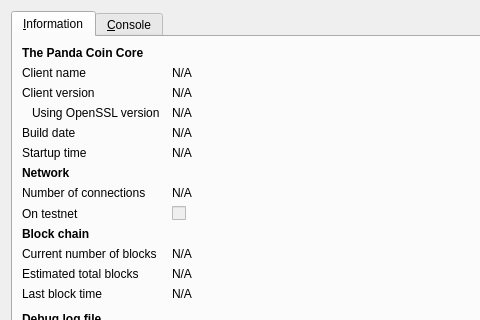
First picture: the form in src/qt/forms/rpcconsole.ui, repository ChristCoin7/christcoin, before the edit; both pictures show x 0 to 480 and y 0 to 320 of the 740 by 450 pixel window.
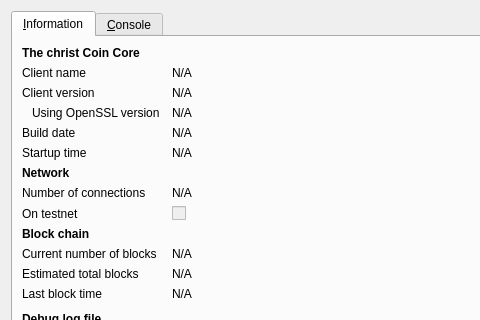
Second picture: the form after the edit. Icons and pictures are not drawn.

```diff
--- a/src/qt/forms/rpcconsole.ui
+++ b/src/qt/forms/rpcconsole.ui
@@ -36,7 +36,7 @@
           </font>
          </property>
          <property name="text">
-          <string>The Panda Coin Core</string>
+          <string>The christ Coin Core</string>
          </property>
         </widget>
        </item>
```
Left out of the diff: 6 changed lines with no effect on the pictures.
